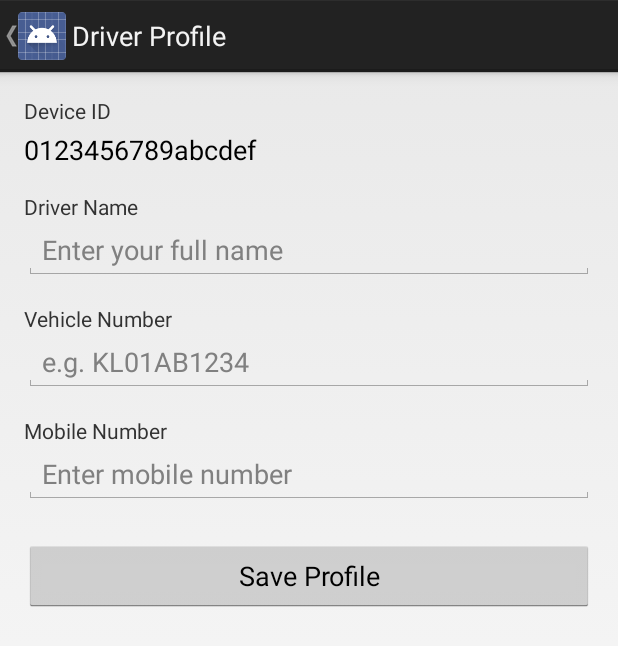
After one commit to BetaTurtle/Smart-Auto, an Android app: the ProfileActivity screen opened directly, with no data from a screen before it, on a phone screen of 412 x 824 dp. The commit adds this screen. Shown: the top 646 px of the screen. Run offline under Robolectric (Android 15) with nearby library versions, the phone set to English and light mode, and no system bars.

Commit message:
Add driver ProfileActivity for updating profile details
Implements ProfileActivity and supporting components so drivers can view their device ID and update their profile (driver name, vehicle number, and mobile number).

Changes:
- Add DriverProfile model with input normalization, mobile number validation, and JSON serialization matching the server schema (deviceid, name, vehicleno, mobileno).
- Add ProfileActivity and activity_profile.xml with local SharedPreferences persistence, field validation, connectivity checks, loading indicator, and server sync to http://better-brett.gopagoda.com/driver.
- Extend AsyncPost with HTTP timeouts, proper status/response handling, and an optional OnPostCompleteListener callback while keeping existing usage in MyService backwards-compatible.
- Wire ProfileActivity entry points from Main (button and action bar menu item) and register ProfileActivity in AndroidManifest.xml.
- Add JUnit 3 unit tests in DriverProfileTest.

Fixes #2

```diff
--- a/app/src/main/AndroidManifest.xml
+++ b/app/src/main/AndroidManifest.xml
@@ -19,6 +19,10 @@
                 <category android:name="android.intent.category.LAUNCHER" />
             </intent-filter>
         </activity>
+        <activity
+            android:name=".ProfileActivity"
+            android:label="@string/title_activity_profile"
+            android:windowSoftInputMode="adjustResize" />
         <service
             android:name=".MyService"
             android:enabled="true" />
--- /dev/null
+++ b/app/src/main/java/smartauto/betaturtle/in/smartauto/ProfileActivity.java
@@ -0,0 +1,218 @@
+package smartauto.betaturtle.in.smartauto;
+
+import android.app.Activity;
+import android.content.Context;
+import android.content.SharedPreferences;
+import android.net.ConnectivityManager;
+import android.net.NetworkInfo;
+import android.os.Bundle;
+import android.provider.Settings;
+import android.text.TextUtils;
+import android.util.Log;
+import android.view.KeyEvent;
+import android.view.MenuItem;
+import android.view.View;
+import android.view.inputmethod.EditorInfo;
+import android.widget.Button;
+import android.widget.EditText;
+import android.widget.ProgressBar;
+import android.widget.TextView;
+import android.widget.Toast;
+
+import org.json.JSONException;
+import org.json.JSONObject;
+
+/**
+ * Activity for viewing and updating the driver profile details.
+ */
+public class ProfileActivity extends Activity {
+
+    public static final String PREFS_NAME = "smart_auto_profile";
+    public static final String PROFILE_UPDATE_URL = "http://better-brett.gopagoda.com/driver";
+
+    private static final String TAG = "ProfileActivity";
+
+    private TextView deviceIdView;
+    private EditText nameInput;
+    private EditText vehicleNoInput;
+    private EditText mobileNoInput;
+    private Button saveButton;
+    private ProgressBar progressBar;
+
+    private String deviceId;
+    private AsyncPost activePost;
+    private boolean destroyed = false;
+
+    @Override
+    protected void onCreate(Bundle savedInstanceState) {
+        super.onCreate(savedInstanceState);
+        setContentView(R.layout.activity_profile);
+
+        if (getActionBar() != null) {
+            getActionBar().setDisplayHomeAsUpEnabled(true);
+        }
+
+        deviceIdView = (TextView) findViewById(R.id.profile_device_id);
+        nameInput = (EditText) findViewById(R.id.profile_name);
+        vehicleNoInput = (EditText) findViewById(R.id.profile_vehicle_no);
+        mobileNoInput = (EditText) findViewById(R.id.profile_mobile_no);
+        saveButton = (Button) findViewById(R.id.profile_save_button);
+        progressBar = (ProgressBar) findViewById(R.id.profile_progress);
+
+        String rawId = Settings.Secure.getString(getContentResolver(),
+                Settings.Secure.ANDROID_ID);
+        if (TextUtils.isEmpty(rawId)) {
+            deviceId = "";
+            deviceIdView.setText(R.string.profile_device_id_unavailable);
+        } else {
+            deviceId = rawId;
+            deviceIdView.setText(deviceId);
+        }
+
+        loadSavedProfile();
+
+        saveButton.setOnClickListener(new View.OnClickListener() {
+            @Override
+            public void onClick(View v) {
+                submitProfile();
+            }
+        });
+
+        mobileNoInput.setOnEditorActionListener(new TextView.OnEditorActionListener() {
+            @Override
+            public boolean onEditorAction(TextView v, int actionId, KeyEvent event) {
+                if (actionId == EditorInfo.IME_ACTION_DONE) {
+                    submitProfile();
+                    return true;
+                }
+                return false;
+            }
+        });
+    }
+
+    @Override
+    public boolean onOptionsItemSelected(MenuItem item) {
+        if (item.getItemId() == android.R.id.home) {
+            finish();
+            return true;
+        }
+        return super.onOptionsItemSelected(item);
+    }
+
+    @Override
+    protected void onDestroy() {
+        destroyed = true;
+        if (activePost != null) {
+            activePost.cancel(true);
+            activePost = null;
+        }
+        super.onDestroy();
+    }
+
+    private void loadSavedProfile() {
+        SharedPreferences prefs = getSharedPreferences(PREFS_NAME, MODE_PRIVATE);
+        nameInput.setText(prefs.getString(DriverProfile.KEY_NAME, ""));
+        vehicleNoInput.setText(prefs.getString(DriverProfile.KEY_VEHICLE_NO, ""));
+        mobileNoInput.setText(prefs.getString(DriverProfile.KEY_MOBILE_NO, ""));
+    }
+
+    private void saveProfileLocally(DriverProfile profile) {
+        SharedPreferences prefs = getSharedPreferences(PREFS_NAME, MODE_PRIVATE);
+        prefs.edit()
+                .putString(DriverProfile.KEY_NAME, profile.getName())
+                .putString(DriverProfile.KEY_VEHICLE_NO, profile.getVehicleNo())
+                .putString(DriverProfile.KEY_MOBILE_NO, profile.getMobileNo())
+                .apply();
+    }
+
+    private boolean isNetworkAvailable() {
+        ConnectivityManager cm = (ConnectivityManager) getSystemService(Context.CONNECTIVITY_SERVICE);
+        if (cm == null) {
+            return false;
+        }
+        NetworkInfo activeNetwork = cm.getActiveNetworkInfo();
+        return activeNetwork != null && activeNetwork.isConnected();
+    }
+
+    private void setSubmitting(boolean submitting) {
+        nameInput.setEnabled(!submitting);
+        vehicleNoInput.setEnabled(!submitting);
+        mobileNoInput.setEnabled(!submitting);
+        saveButton.setEnabled(!submitting);
+        saveButton.setText(submitting ? R.string.profile_saving : R.string.profile_save);
+        progressBar.setVisibility(submitting ? View.VISIBLE : View.GONE);
+    }
+
+    private void submitProfile() {
+        nameInput.setError(null);
+        vehicleNoInput.setError(null);
+        mobileNoInput.setError(null);
+
+        String name = nameInput.getText().toString().trim();
+        String vehicleNo = vehicleNoInput.getText().toString().trim();
+        String mobileNo = mobileNoInput.getText().toString().trim();
+
+        if (TextUtils.isEmpty(name)) {
+            nameInput.setError(getString(R.string.error_name_required));
+            nameInput.requestFocus();
+            return;
+        }
+        if (TextUtils.isEmpty(vehicleNo)) {
+            vehicleNoInput.setError(getString(R.string.error_vehicle_no_required));
+            vehicleNoInput.requestFocus();
+            return;
+        }
+        if (TextUtils.isEmpty(mobileNo)) {
+            mobileNoInput.setError(getString(R.string.error_mobile_no_required));
+            mobileNoInput.requestFocus();
+            return;
+        }
+        if (!DriverProfile.isValidMobileNo(mobileNo)) {
+            mobileNoInput.setError(getString(R.string.error_mobile_no_invalid));
+            mobileNoInput.requestFocus();
+            return;
+        }
+
+        DriverProfile profile = new DriverProfile(deviceId, name, vehicleNo, mobileNo);
+        vehicleNoInput.setText(profile.getVehicleNo());
+        saveProfileLocally(profile);
+
+        if (!isNetworkAvailable()) {
+            Toast.makeText(this, R.string.profile_saved_offline, Toast.LENGTH_LONG).show();
+            return;
+        }
+
+        JSONObject json;
+        try {
+            json = profile.toJson();
+        } catch (JSONException e) {
+            Log.e(TAG, "Failed to serialize driver profile", e);
+            Toast.makeText(this, R.string.profile_saved_sync_failed, Toast.LENGTH_LONG).show();
+            return;
+        }
+
+        setSubmitting(true);
+        if (activePost != null) {
+            activePost.cancel(true);
+        }
+        activePost = new AsyncPost(PROFILE_UPDATE_URL, json, new AsyncPost.OnPostCompleteListener() {
+            @Override
+            public void onPostComplete(boolean success, int statusCode, String response) {
+                activePost = null;
+                if (destroyed || isFinishing()) {
+                    return;
+                }
+                setSubmitting(false);
+                if (success) {
+                    Toast.makeText(ProfileActivity.this,
+                            R.string.profile_update_success, Toast.LENGTH_SHORT).show();
+                    finish();
+                } else {
+                    Toast.makeText(ProfileActivity.this,
+                            R.string.profile_saved_sync_failed, Toast.LENGTH_LONG).show();
+                }
+            }
+        });
+        activePost.execute();
+    }
+}
--- /dev/null
+++ b/app/src/main/res/layout/activity_profile.xml
@@ -0,0 +1,97 @@
+<?xml version="1.0" encoding="utf-8"?>
+<ScrollView xmlns:android="http://schemas.android.com/apk/res/android"
+    xmlns:tools="http://schemas.android.com/tools"
+    android:layout_width="match_parent"
+    android:layout_height="match_parent"
+    android:fillViewport="true"
+    tools:context=".ProfileActivity" >
+
+    <LinearLayout
+        android:layout_width="match_parent"
+        android:layout_height="wrap_content"
+        android:orientation="vertical"
+        android:paddingBottom="@dimen/activity_vertical_margin"
+        android:paddingLeft="@dimen/activity_horizontal_margin"
+        android:paddingRight="@dimen/activity_horizontal_margin"
+        android:paddingTop="@dimen/activity_vertical_margin" >
+
+        <TextView
+            android:layout_width="wrap_content"
+            android:layout_height="wrap_content"
+            android:text="@string/profile_device_id_label"
+            android:textAppearance="?android:attr/textAppearanceSmall" />
+
+        <TextView
+            android:id="@+id/profile_device_id"
+            android:layout_width="match_parent"
+            android:layout_height="wrap_content"
+            android:layout_marginBottom="16dp"
+            android:layout_marginTop="4dp"
+            android:textAppearance="?android:attr/textAppearanceMedium"
+            android:textIsSelectable="true" />
+
+        <TextView
+            android:layout_width="wrap_content"
+            android:layout_height="wrap_content"
+            android:text="@string/profile_name_label"
+            android:textAppearance="?android:attr/textAppearanceSmall" />
+
+        <EditText
+            android:id="@+id/profile_name"
+            android:layout_width="match_parent"
+            android:layout_height="wrap_content"
+            android:layout_marginBottom="16dp"
+            android:hint="@string/profile_name_hint"
+            android:imeOptions="actionNext"
+            android:inputType="textPersonName|textCapWords"
+            android:singleLine="true" />
+
+        <TextView
+            android:layout_width="wrap_content"
+            android:layout_height="wrap_content"
+            android:text="@string/profile_vehicle_no_label"
+            android:textAppearance="?android:attr/textAppearanceSmall" />
+
+        <EditText
+            android:id="@+id/profile_vehicle_no"
+            android:layout_width="match_parent"
+            android:layout_height="wrap_content"
+            android:layout_marginBottom="16dp"
+            android:hint="@string/profile_vehicle_no_hint"
+            android:imeOptions="actionNext"
+            android:inputType="textCapCharacters"
+            android:singleLine="true" />
+
+        <TextView
+            android:layout_width="wrap_content"
+            android:layout_height="wrap_content"
+            android:text="@string/profile_mobile_no_label"
+            android:textAppearance="?android:attr/textAppearanceSmall" />
+
+        <EditText
+            android:id="@+id/profile_mobile_no"
+            android:layout_width="match_parent"
+            android:layout_height="wrap_content"
+            android:layout_marginBottom="24dp"
+            android:hint="@string/profile_mobile_no_hint"
+            android:imeOptions="actionDone"
+            android:inputType="phone"
+            android:singleLine="true" />
+
+        <Button
+            android:id="@+id/profile_save_button"
+            android:layout_width="match_parent"
+            android:layout_height="wrap_content"
+            android:text="@string/profile_save" />
+
+        <ProgressBar
+            android:id="@+id/profile_progress"
+            android:layout_width="wrap_content"
+            android:layout_height="wrap_content"
+            android:layout_gravity="center_horizontal"
+            android:layout_marginTop="16dp"
+            android:visibility="gone" />
+
+    </LinearLayout>
+
+</ScrollView>
--- a/app/src/main/res/menu/main.xml
+++ b/app/src/main/res/menu/main.xml
@@ -1,6 +1,10 @@
 <menu xmlns:android="http://schemas.android.com/apk/res/android"
     xmlns:tools="http://schemas.android.com/tools"
     tools:context=".Main" >
+    <item android:id="@+id/action_profile"
+        android:title="@string/action_update_profile"
+        android:orderInCategory="50"
+        android:showAsAction="ifRoom" />
     <item android:id="@+id/action_settings"
         android:title="@string/action_settings"
         android:orderInCategory="100"
--- a/app/src/main/res/values/strings.xml
+++ b/app/src/main/res/values/strings.xml
@@ -4,5 +4,26 @@
     <string name="app_name">Smart Auto</string>
     <string name="hello_world">Hello world!</string>
     <string name="action_settings">Settings</string>
+    <string name="action_update_profile">Update Profile</string>
+
+    <string name="title_activity_profile">Driver Profile</string>
+    <string name="profile_device_id_label">Device ID</string>
+    <string name="profile_device_id_unavailable">Unavailable</string>
+    <string name="profile_name_label">Driver Name</string>
+    <string name="profile_name_hint">Enter your full name</string>
+    <string name="profile_vehicle_no_label">Vehicle Number</string>
+    <string name="profile_vehicle_no_hint">e.g. KL01AB1234</string>
+    <string name="profile_mobile_no_label">Mobile Number</string>
+    <string name="profile_mobile_no_hint">Enter mobile number</string>
+    <string name="profile_save">Save Profile</string>
+    <string name="profile_saving">Saving...</string>
+    <string name="profile_update_success">Profile updated</string>
+    <string name="profile_saved_sync_failed">Saved locally; server sync failed</string>
+    <string name="profile_saved_offline">Saved locally; no network connection</string>
+
+    <string name="error_name_required">Driver name is required</string>
+    <string name="error_vehicle_no_required">Vehicle number is required</string>
+    <string name="error_mobile_no_required">Mobile number is required</string>
+    <string name="error_mobile_no_invalid">Enter a valid mobile number</string>
 
 </resources>
```
Also changed, not shown: app/src/main/java/smartauto/betaturtle/in/smartauto/AsyncPost.java (+46 -11 lines), app/src/main/java/smartauto/betaturtle/in/smartauto/DriverProfile.java (added, +99 -0 lines), app/src/main/java/smartauto/betaturtle/in/smartauto/Main.java (+19 -0 lines), app/src/main/res/layout/activity_main.xml (+10 -0 lines), 1 other file.
